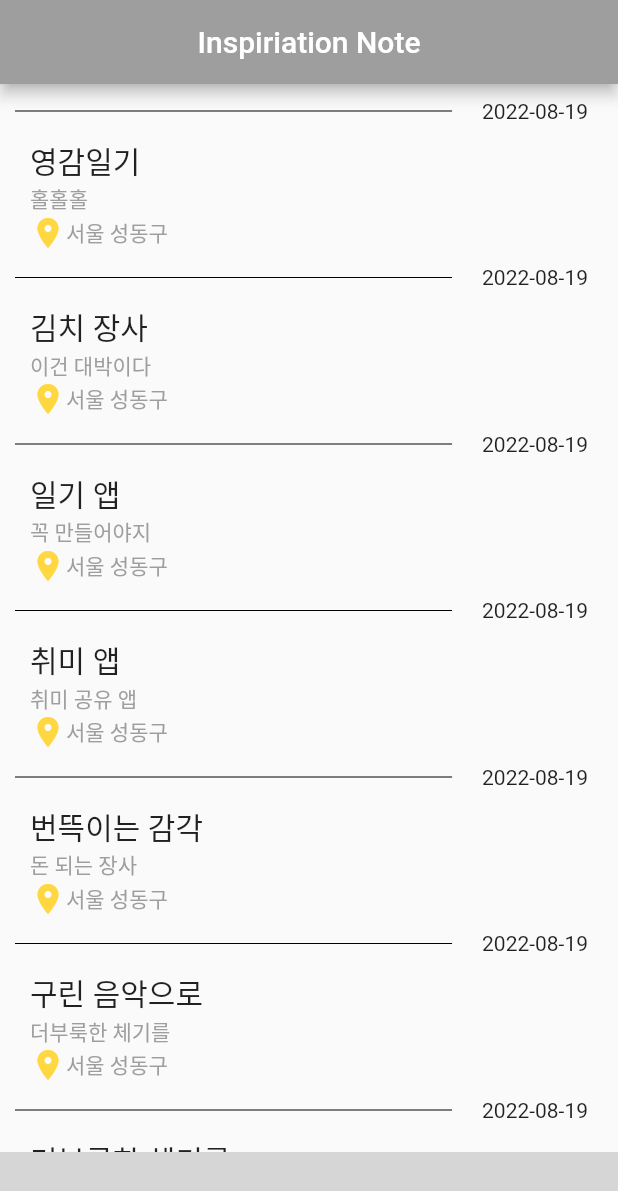
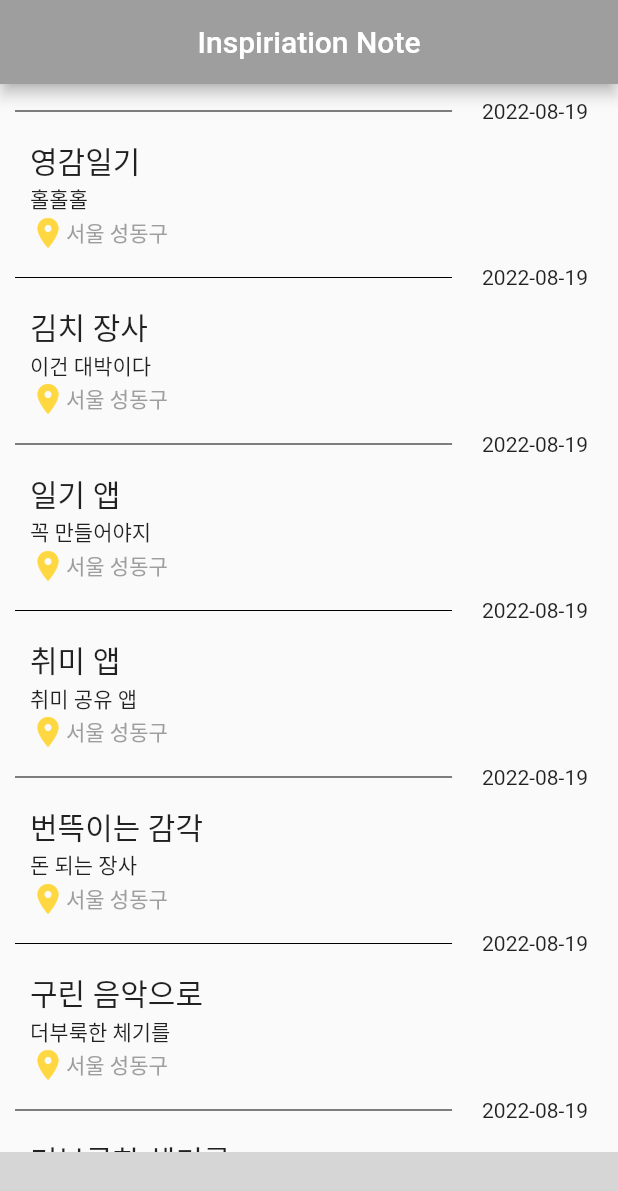
Before and after one commit to RootPark/InsNote, a Flutter app: the screen it shows after launch, on a phone screen of 412 x 824 dp. Shown: the top 1191 px of the screen. Run offline on Flutter 3.47's test engine with Material 2 defaults, Android fonts, the phone set to English and light mode, and no system bars; missing offline and left inert: bottom_bar_with_sheet; statements that could not run were skipped; grey boxes are pictures that could not be loaded.

Commit message:
modify changes

```diff
--- a/ins_note/lib/feed_page.dart
+++ b/ins_note/lib/feed_page.dart
@@ -88,7 +88,6 @@ class _FeedPageState extends State<FeedPage> {
                       ),
                       Text(
                         feedData[index].content,
-                        style: TextStyle(color: Colors.grey)
                       ),
                       Row(
                         children: [
@@ -99,6 +98,7 @@ class _FeedPageState extends State<FeedPage> {
                           )
                         ],
                       ),
+
                     ],
                   )
                 )
```
